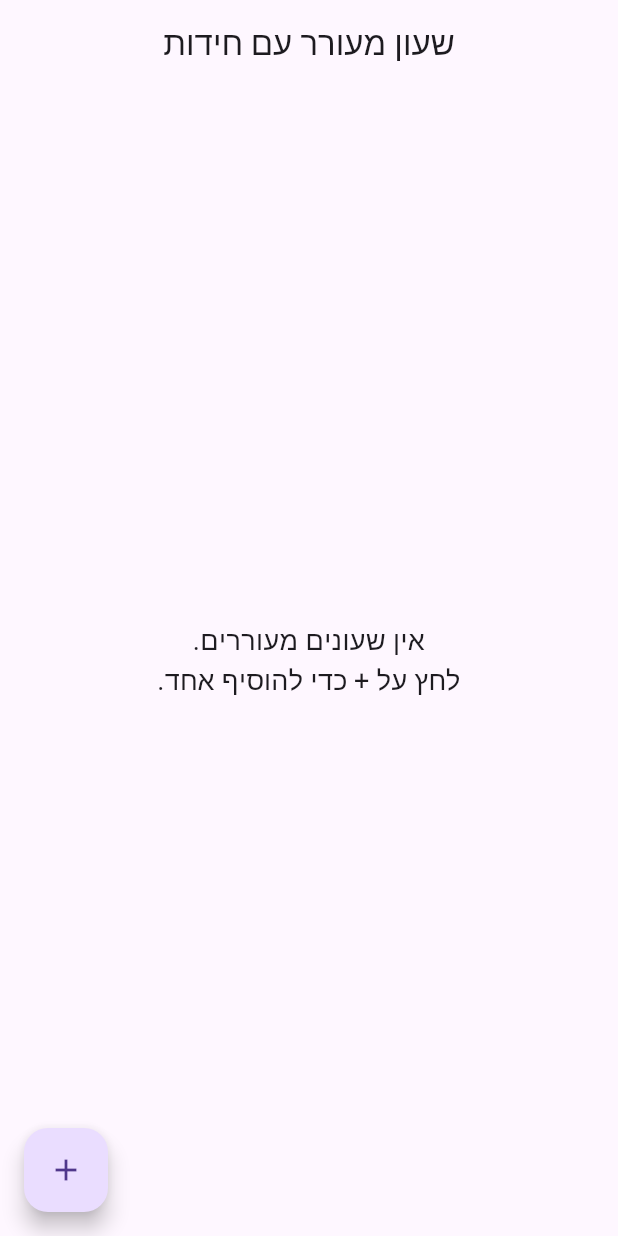
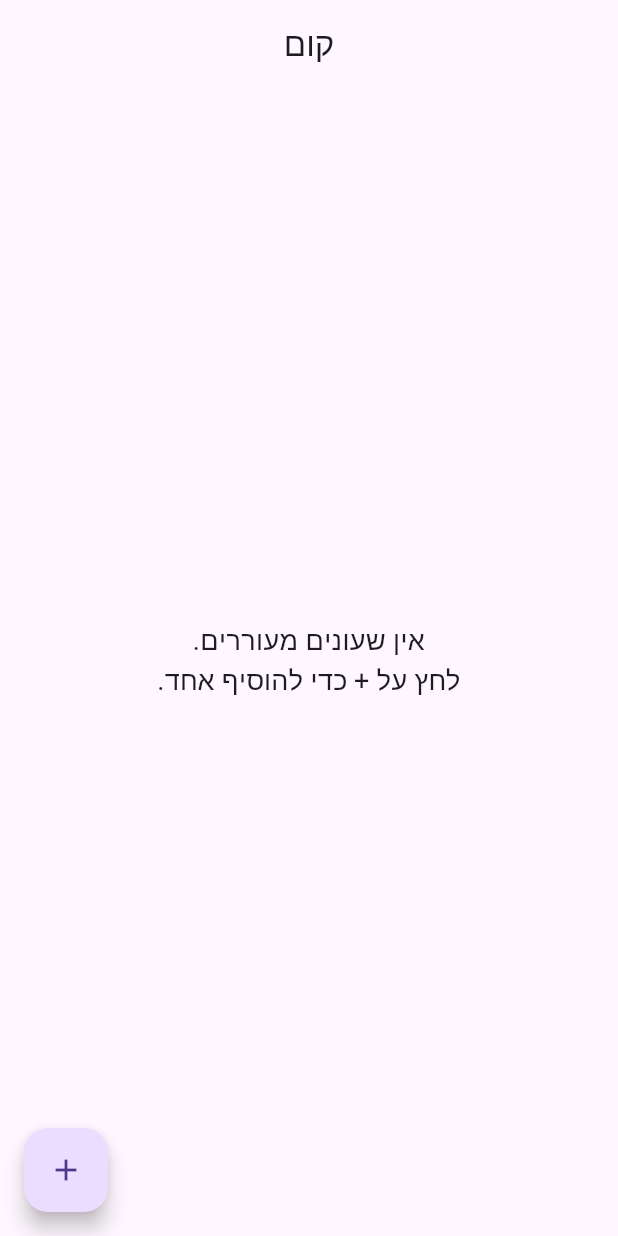
Before and after one commit to NHLOCAL/Koom, a Flutter app: the screen it shows after launch, on a phone screen of 412 x 824 dp. Run offline on Flutter 3.47's test engine with Material 3 defaults, Android fonts, the phone set to English and light mode, and no system bars; our stand-ins replace audioplayers, flutter_local_notifications, permission_handler, shared_preferences, timezone; missing offline and left inert: flutter_background_service, flutter_background_service_android.

Commit message:
Rename app to 'קום' and update identifiers
Changed the app name from 'WakeWise' to 'קום' across AndroidManifest.xml, Info.plist, main.dart, and home_screen.dart. Updated the project identifier in pubspec.yaml from 'wakewise_app' to 'koom' to reflect the new branding.

```diff
--- a/src/lib/main.dart
+++ b/src/lib/main.dart
@@ -53,7 +53,7 @@ class MyApp extends StatelessWidget {
       create: (context) => AlarmProvider(),
       child: MaterialApp(
         navigatorKey: navigatorKey,
-        title: 'Puzzle Alarm Clock',
+        title: 'קום',
         theme: ThemeData(
           primarySwatch: Colors.blue,
           visualDensity: VisualDensity.adaptivePlatformDensity,
--- a/src/lib/screens/home_screen.dart
+++ b/src/lib/screens/home_screen.dart
@@ -9,7 +9,7 @@ class HomeScreen extends StatelessWidget {
   @override
   Widget build(BuildContext context) {
     return Scaffold(
-      appBar: AppBar(title: Text('שעון מעורר עם חידות'), centerTitle: true),
+      appBar: AppBar(title: Text('קום'), centerTitle: true),
       body: Consumer<AlarmProvider>(
         builder: (context, alarmProvider, child) {
           if (!alarmProvider.isLoaded) {
--- a/src/pubspec.yaml
+++ b/src/pubspec.yaml
@@ -1,4 +1,4 @@
-name: wakewise_app
+name: koom
 description: "A puzzle alarm clock to help you wake up wisely."
 publish_to: 'none'
 
```
Also changed, not shown: 2 other files.
